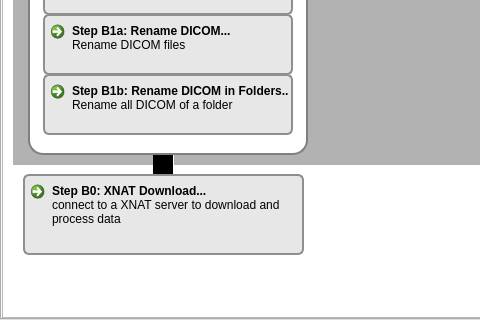
Before: the Qt Designer form mainwindow.ui in frankyeh/DSI-Studio, drawn with Qt 5; both pictures show x 0 to 480 and y 537 to 857 of the 1283 by 857 pixel window.
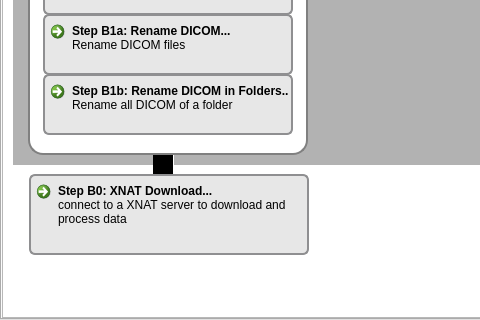
After: the same form once the commit is applied. The open tabs and pages were chosen to show the change. Icons and pictures are not drawn.

The edit to the form file:
```diff
--- a/mainwindow.ui
+++ b/mainwindow.ui
@@ -2509,9 +2509,9 @@
               <widget class="QCommandLinkButton" name="xnat_download">
                <property name="geometry">
                 <rect>
-                 <x>20</x>
+                 <x>26</x>
                  <y>660</y>
-                 <width>281</width>
+                 <width>280</width>
                  <height>81</height>
                 </rect>
                </property>
```
Left out of the diff: 2 changed lines with no effect on the pictures.
